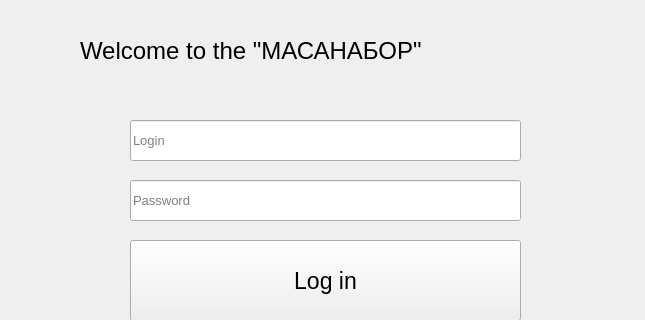
Qt form register.ui (OOLMrStone/Project-YL) before a commit; both pictures show x 0 to 645 and y 0 to 320 of the 645 by 599 pixel window.
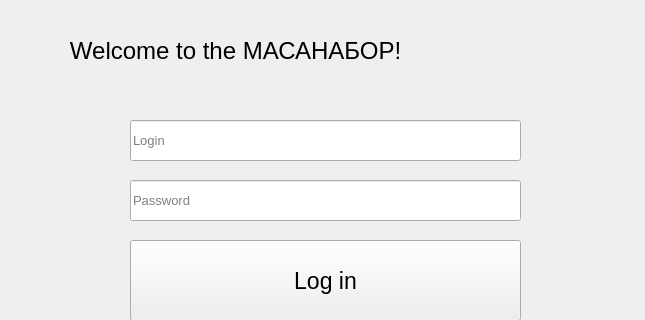
The same form after that commit.

```diff
--- a/register.ui
+++ b/register.ui
@@ -20,19 +20,27 @@
    <widget class="QLabel" name="label">
     <property name="geometry">
      <rect>
-      <x>80</x>
-      <y>30</y>
-      <width>561</width>
-      <height>41</height>
+      <x>50</x>
+      <y>20</y>
+      <width>551</width>
+      <height>61</height>
      </rect>
     </property>
     <property name="font">
      <font>
       <pointsize>18</pointsize>
+      <underline>false</underline>
+      <strikeout>false</strikeout>
      </font>
     </property>
+    <property name="autoFillBackground">
+     <bool>false</bool>
+    </property>
+    <property name="frameShape">
+     <enum>QFrame::NoFrame</enum>
+    </property>
     <property name="text">
-     <string>Welcome to the &quot;МАСАНАБОР&quot;</string>
+     <string>   Welcome to the МАСАНАБОР!</string>
     </property>
    </widget>
    <widget class="QPushButton" name="reg_btn">
```
